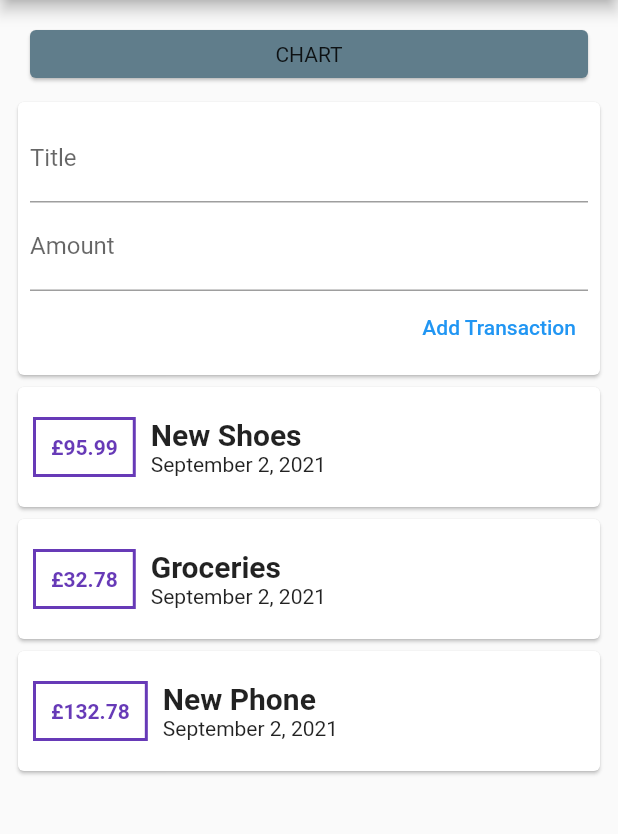
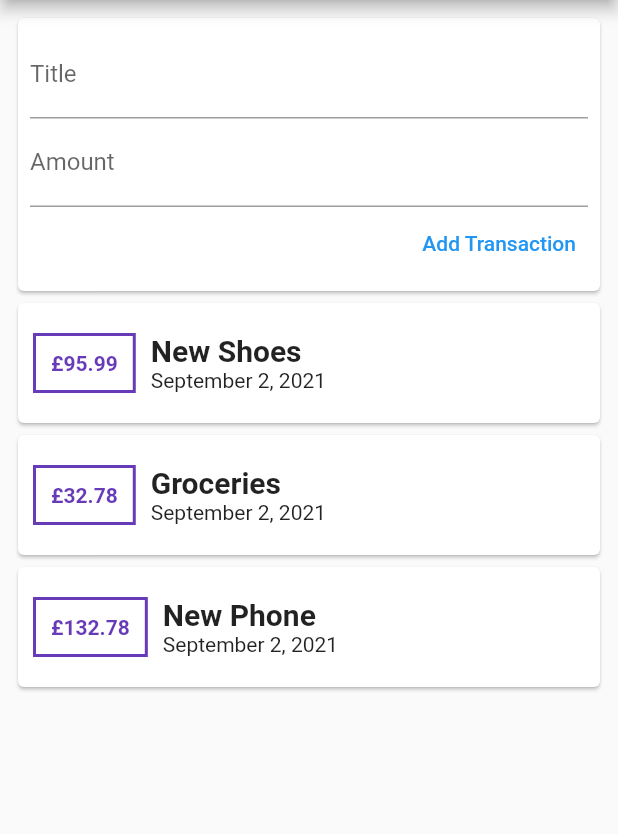
Before and after one commit to CrisCrassus/personal_expenses, a Flutter app: the screen it shows after launch, on a phone screen of 412 x 824 dp, the part 84-918 px from its top. Run offline on Flutter 3.47's test engine with Material 2 defaults, Android fonts, the phone set to English and light mode, and no system bars.

Commit message:
Org widgets fixes

```diff
--- a/lib/main.dart
+++ b/lib/main.dart
@@ -28,7 +28,32 @@ class MyHomePage extends StatelessWidget {
           'Personal Expenses',
         ),
       ),
-      body: UserTransaction(),
+      body: Padding(
+        padding: const EdgeInsets.all(8.0),
+        child: Center(
+          child: Column(
+            mainAxisAlignment: MainAxisAlignment.start,
+            children: [
+              /* Padding(
+              padding: const EdgeInsets.all(8.0),
+              child: Card(
+                color: Colors.blueGrey,
+                child: Padding(
+                  padding: const EdgeInsets.all(8.0),
+                  child: Column(
+                    crossAxisAlignment: CrossAxisAlignment.stretch,
+                    children: [
+                      Center(child: Text('CHART')),
+                    ],
+                  ),
+                ),
+              ),
+            ), */
+              UserTransaction(),
+            ],
+          ),
+        ),
+      ),
     );
   }
 }
--- a/lib/widgets/user_transaction.dart
+++ b/lib/widgets/user_transaction.dart
@@ -51,34 +51,13 @@ class _UserTransactionState extends State<UserTransaction> {
   @override
   Widget build(BuildContext context) {
     print('Building UserTransaction');
-    return Padding(
-      padding: const EdgeInsets.all(8.0),
-      child: Center(
-        child: Column(
-          mainAxisAlignment: MainAxisAlignment.start,
-          children: [
-            Padding(
-              padding: const EdgeInsets.all(8.0),
-              child: Card(
-                color: Colors.blueGrey,
-                child: Padding(
-                  padding: const EdgeInsets.all(8.0),
-                  child: Column(
-                    crossAxisAlignment: CrossAxisAlignment.stretch,
-                    children: [
-                      Center(child: Text('CHART')),
-                    ],
-                  ),
-                ),
-              ),
-            ),
-            NewTransaction(
-              txHandler: _addNewTransaction,
-            ),
-            TransactionList(_userTransaction),
-          ],
+    return Column(
+      children: [
+        NewTransaction(
+          txHandler: _addNewTransaction,
         ),
-      ),
+        TransactionList(_userTransaction),
+      ],
     );
   }
 }
```
